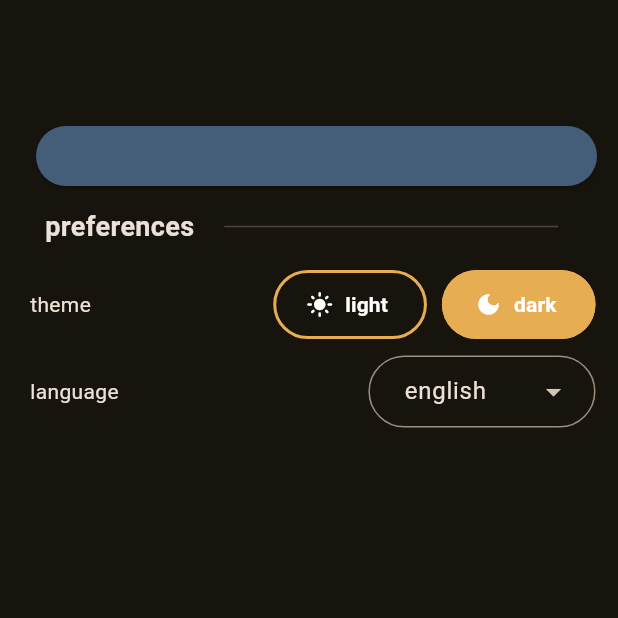
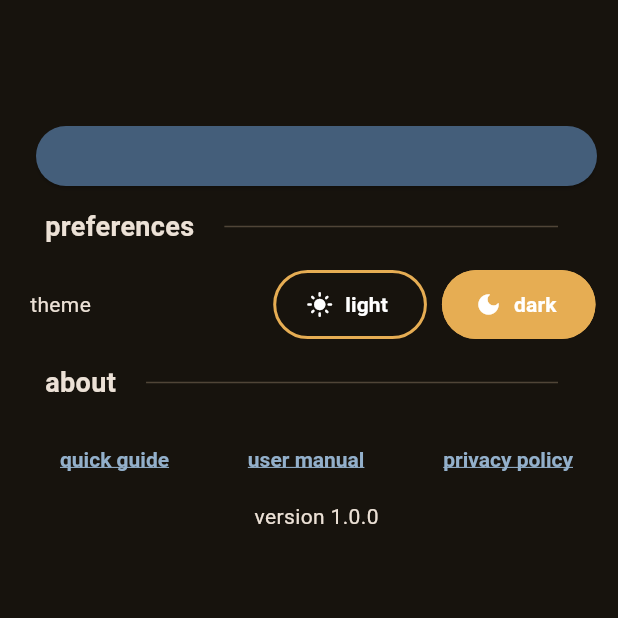
Before and after one commit to javiDev8/logbloc, a Flutter app: the SettingsScreen screen opened directly, on a phone screen of 412 x 824 dp, the top half of it. Run offline on Flutter 3.47's test engine with Material 3 defaults, Android fonts, the phone set to English and light mode, and no system bars; our stand-ins replace device_info_plus, fl_chart, flutter_colorpicker, flutter_local_notifications, flutter_localization, flutter_material_design_icons and 7 more; missing offline and left inert: restart_app, workmanager; accounts and stored records are empty; network calls fail; statements that could not run were skipped.

Commit message:
about section and rename settings for etc

```diff
--- /dev/null
+++ b/lib/screens/settings/about_section.dart
@@ -0,0 +1,39 @@
+import 'package:flutter/material.dart';
+import 'package:logbloc/widgets/design/http_link.dart';
+
+class AboutSection extends StatelessWidget {
+  const AboutSection({super.key});
+
+  @override
+  Widget build(BuildContext context) {
+    return Column(
+      children: [
+        Padding(
+          padding: EdgeInsetsGeometry.all(20),
+          child: Row(
+            mainAxisAlignment: MainAxisAlignment.spaceBetween,
+            children: [
+              HttpLink(
+                name: 'quick guide',
+                url: 'https://logbloc.sweetfeatures.dev/quick-guide',
+              ),
+              HttpLink(
+                name: 'user manual',
+                url: 'https://logbloc.sweetfeatures.dev/user-manual',
+              ),
+              HttpLink(
+                name: 'privacy policy',
+                url: 'https://logbloc.sweetfeatures.dev/privacy-policy',
+              ),
+            ],
+          ),
+        ),
+
+        Row(
+          mainAxisAlignment: MainAxisAlignment.center,
+          children: [Text('version 1.0.0')],
+        ),
+      ],
+    );
+  }
+}
--- a/lib/screens/settings/preferences_settings.dart
+++ b/lib/screens/settings/preferences_settings.dart
@@ -2,7 +2,7 @@ import 'package:logbloc/config/locales.dart';
 import 'package:logbloc/pools/pools.dart';
 import 'package:logbloc/pools/theme_mode_pool.dart';
 import 'package:logbloc/widgets/design/button.dart';
-import 'package:logbloc/widgets/design/dropdown.dart';
+//import 'package:logbloc/widgets/design/dropdown.dart';
 import 'package:flutter/material.dart';
 import 'package:flutter_localization/flutter_localization.dart';
 
@@ -41,22 +41,22 @@ class PreferencesSettings extends StatelessWidget {
             ),
           ],
         ),
-        Row(
-          children: [
-            Text(Tr.language.getString(context)),
-            Expanded(child: SizedBox()),
-            Dropdown(
-              entries: [
-                DropdownMenuEntry(value: 'en', label: 'english       '),
-                DropdownMenuEntry(value: 'es', label: 'español       '),
-              ],
-              init:
-                  FlutterLocalization.instance.currentLocale!.languageCode,
-              onSelect: (val) =>
-                  FlutterLocalization.instance.translate(val!),
-            ),
-          ],
-        ),
+        //Row(
+        //  children: [
+        //    Text(Tr.language.getString(context)),
+        //    Expanded(child: SizedBox()),
+        //    Dropdown(
+        //      entries: [
+        //        DropdownMenuEntry(value: 'en', label: 'english       '),
+        //        DropdownMenuEntry(value: 'es', label: 'español       '),
+        //      ],
+        //      init:
+        //          FlutterLocalization.instance.currentLocale!.languageCode,
+        //      onSelect: (val) =>
+        //          FlutterLocalization.instance.translate(val!),
+        //    ),
+        //  ],
+        //),
       ],
     );
   }
--- a/lib/screens/settings/settings_screen.dart
+++ b/lib/screens/settings/settings_screen.dart
@@ -1,4 +1,5 @@
 import 'package:logbloc/config/locales.dart';
+import 'package:logbloc/screens/settings/about_section.dart';
 import 'package:logbloc/screens/settings/buy_app_box.dart';
 import 'package:logbloc/screens/settings/preferences_settings.dart';
 import 'package:logbloc/widgets/design/section_divider.dart';
@@ -13,10 +14,7 @@ class SettingsScreen extends StatelessWidget {
   @override
   Widget build(BuildContext context) {
     return Scaffold(
-      appBar: wrapBar(
-        backable: false,
-        children: [Txt(Tr.settings.getString(context))],
-      ),
+      appBar: wrapBar(backable: false, children: [Txt('etc')]),
       body: Padding(
         padding: EdgeInsets.only(left: 20, right: 10),
         child: ListView(
@@ -26,8 +24,8 @@ class SettingsScreen extends StatelessWidget {
             SectionDivider(string: Tr.preferences.getString(context)),
             PreferencesSettings(),
 
-            //SectionDivider(string: Tr.help.getString(context)),
-            //HelpSettings(),
+            SectionDivider(string: 'about'),
+            AboutSection(),
           ],
         ),
       ),
--- a/lib/widgets/crash_screen.dart
+++ b/lib/widgets/crash_screen.dart
@@ -13,7 +13,8 @@ class CrashScreen extends StatelessWidget {
   const CrashScreen(this.details, {super.key});
 
   static showError(FlutterErrorDetails details) {
-    throw Exception(details.exception);
+    print('$details');
+    //throw Exception(details.exception);
   }
 
   @override
--- /dev/null
+++ b/lib/widgets/design/http_link.dart
@@ -0,0 +1,34 @@
+import 'package:flutter/gestures.dart';
+import 'package:flutter/material.dart';
+import 'package:logbloc/pools/theme_mode_pool.dart';
+import 'package:logbloc/utils/color_convert.dart';
+import 'package:url_launcher/url_launcher.dart';
+
+class HttpLink extends StatelessWidget {
+  final String name;
+  final String url;
+  const HttpLink({super.key, required this.name, required this.url});
+
+  @override
+  Widget build(BuildContext context) {
+    return RichText(
+      text: TextSpan(
+        text: name,
+        style: TextStyle(
+          color: enbrightColor(detaTheme.colorScheme.tertiary),
+          decoration: TextDecoration.underline,
+          fontWeight: FontWeight.w700,
+        ),
+        recognizer: TapGestureRecognizer()
+          ..onTap = () async {
+            final Uri u = Uri.parse(url);
+            if (await canLaunchUrl(u)) {
+              await launchUrl(u);
+            } else {
+              throw 'Could not launch $url';
+            }
+          },
+      ),
+    );
+  }
+}
--- a/lib/widgets/navbar.dart
+++ b/lib/widgets/navbar.dart
@@ -28,8 +28,9 @@ class Navbar extends StatelessWidget {
                 label: Tr.agenda.getString(context),
               ),
               NavigationDestination(
-                icon: Icon(Icons.settings),
-                label: Tr.settings.getString(context),
+                icon: Icon(Icons.menu),
+                //label: Tr.settings.getString(context),
+                label: 'etc'
               ),
             ],
           ),
--- a/pubspec.yaml
+++ b/pubspec.yaml
@@ -53,6 +53,7 @@ dependencies:
   in_app_purchase: ^3.2.3
   http: ^1.5.0
   youtube_player_flutter: ^9.1.2
+  url_launcher: ^6.3.2
 
 dev_dependencies:
   flutter_test:
```
Also changed, not shown: lib/main.dart (+2 -14 lines), lib/screens/settings/help_settings.dart (deleted, +0 -39 lines), pubspec.lock, 5 other files.
